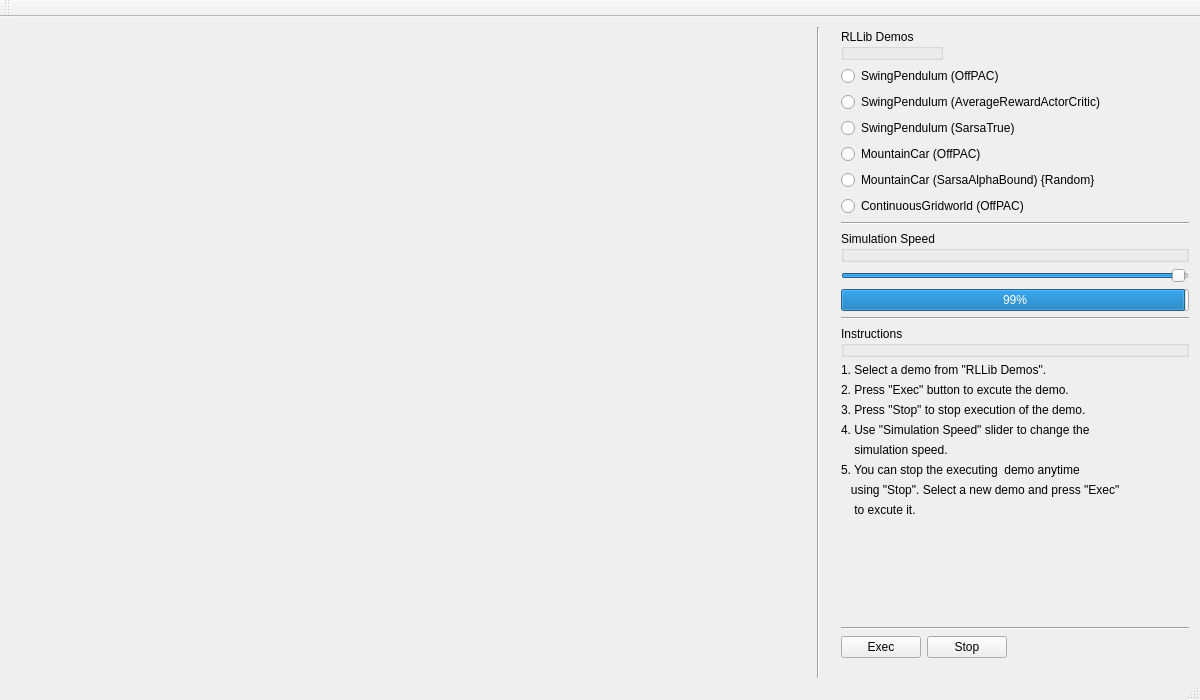
samindaa/RLLib, file visualization/RLLibViz/RLLibVizForm.ui: the form before one commit.
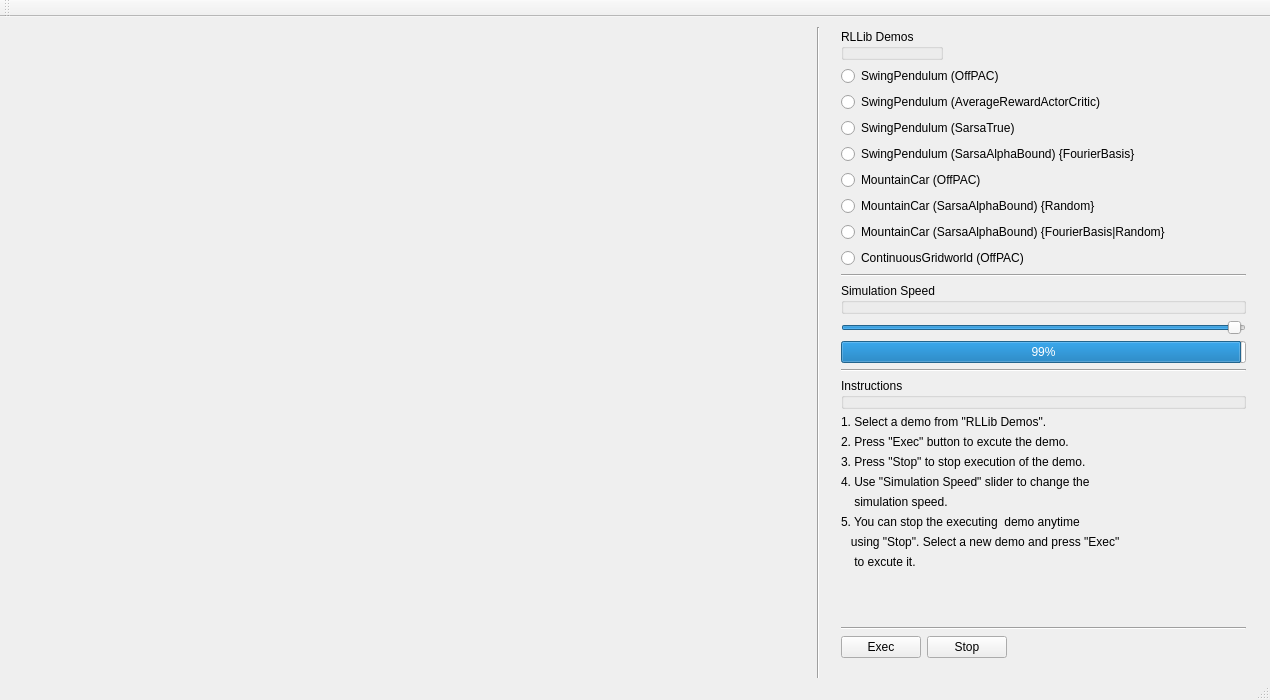
The form after the commit.

Commit message: FourierBasis feature extractor and examples added

Patch:
```diff
--- a/visualization/RLLibViz/RLLibVizForm.ui
+++ b/visualization/RLLibViz/RLLibVizForm.ui
@@ -6,7 +6,7 @@
    <rect>
     <x>0</x>
     <y>0</y>
-    <width>1200</width>
+    <width>1270</width>
     <height>700</height>
    </rect>
   </property>
@@ -48,7 +48,7 @@
      <rect>
       <x>830</x>
       <y>1</y>
-      <width>370</width>
+      <width>427</width>
       <height>651</height>
      </rect>
     </property>
@@ -77,14 +77,14 @@
            </property>
           </widget>
          </item>
-         <item row="5" column="0">
+         <item row="7" column="0">
           <widget class="QRadioButton" name="radioButtonContinuousGridworldOffPAC">
            <property name="text">
             <string>ContinuousGridworld (OffPAC)</string>
            </property>
           </widget>
          </item>
-         <item row="3" column="0">
+         <item row="4" column="0">
           <widget class="QRadioButton" name="radioButtonMountainCarOffPAC">
            <property name="text">
             <string>MountainCar (OffPAC)</string>
@@ -98,7 +98,7 @@
            </property>
           </widget>
          </item>
-         <item row="4" column="0">
+         <item row="5" column="0">
           <widget class="QRadioButton" name="radioButtonMountainCarSarsaAlphaBound">
            <property name="text">
             <string>MountainCar (SarsaAlphaBound) {Random}</string>
@@ -112,6 +112,20 @@
            </property>
           </widget>
          </item>
+         <item row="6" column="0">
+          <widget class="QRadioButton" name="radioButtonMountainCarSarsaAlphaBoundFourierBasis">
+           <property name="text">
+            <string>MountainCar (SarsaAlphaBound) {FourierBasis|Random}</string>
+           </property>
+          </widget>
+         </item>
+         <item row="3" column="0">
+          <widget class="QRadioButton" name="radioButtonSwingPendulumSarsaAlphaBoundFourierBasis">
+           <property name="text">
+            <string>SwingPendulum (SarsaAlphaBound) {FourierBasis}</string>
+           </property>
+          </widget>
+         </item>
         </layout>
        </item>
       </layout>
```
Left out of the diff: 2 changed lines with no effect on the pictures. The commit also changes 15 other files.
